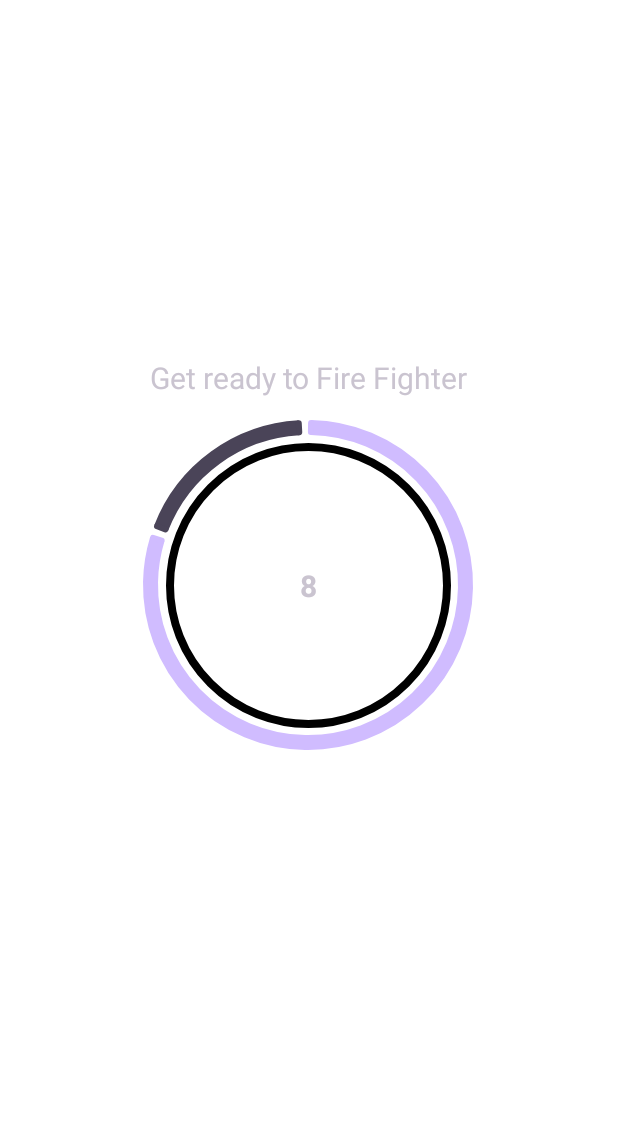
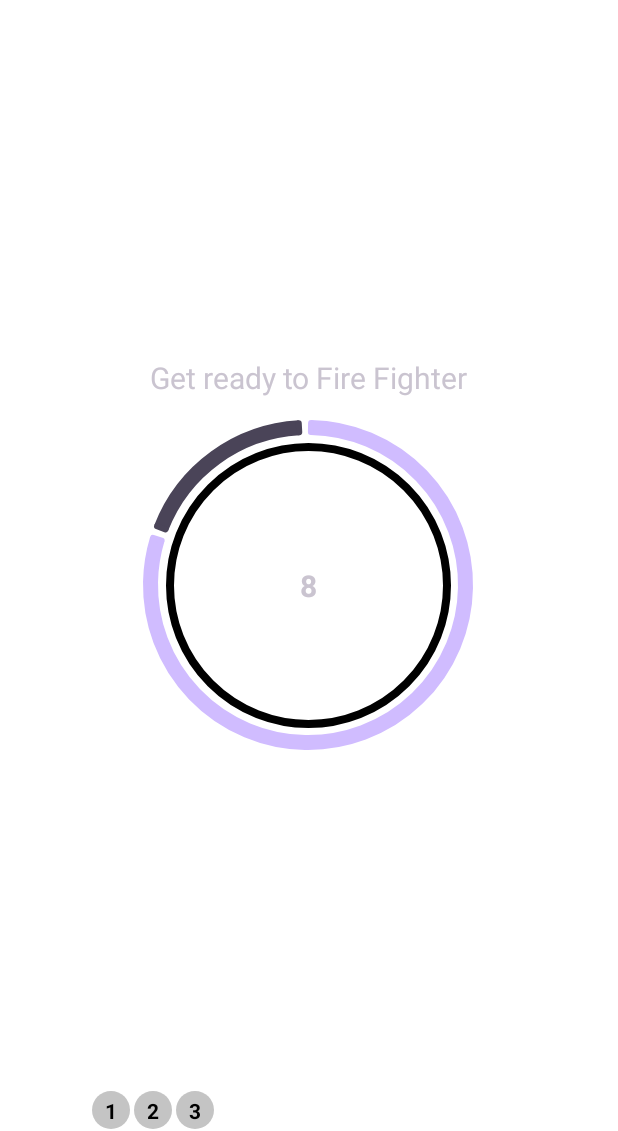
Before and after one commit to dolgovv/7MinuteWorkout, an Android app: the ExerciseActivity screen opened directly, with no data from a screen before it, on a phone screen of 412 x 824 dp, the part 105-1236 px from its top. Run offline under Robolectric (Android 15) with nearby library versions, the phone set to English and light mode, and no system bars.

Commit message:
Recycle View
Added:
- Entire recycle view for exercise count view down there

Fixed:
- Main screen png (background deleted and now it finally looking nice)

```diff
--- a/app/src/main/java/com/example/a7minuteworkout/ExerciseActivity.kt
+++ b/app/src/main/java/com/example/a7minuteworkout/ExerciseActivity.kt
@@ -8,8 +8,11 @@
 import android.speech.tts.TextToSpeech
 import android.util.Log
 import android.view.View
+import android.widget.LinearLayout
 import android.widget.Toast
 import androidx.appcompat.app.ActionBar
+import androidx.recyclerview.widget.LinearLayoutManager
+import androidx.recyclerview.widget.RecyclerView
 import kotlinx.android.synthetic.main.activity_exercise.*
 import kotlinx.android.synthetic.main.activity_main.*
 import java.lang.Exception
@@ -29,6 +32,8 @@
     private var tts: TextToSpeech? = null
 
     private var soundPlayer: MediaPlayer? = null
+
+    private var exerciseAdapter: ExerciseStatusAdapter? = null
 
     override fun onCreate(savedInstanceState: Bundle?) {
         super.onCreate(savedInstanceState)
@@ -65,6 +70,8 @@
         //implementing an exercise list and setting up a rest view
         exerciseList = Constants.defaultExerciseList()
         setUpRestView()
+
+        setUpExerciseStatusRecycleView()
     }
 
     //destroying all the var`s needed to rest and running views working
@@ -189,6 +196,12 @@
         tts!!.speak(text, TextToSpeech.QUEUE_FLUSH, null, "")
     }
 
+    private fun setUpExerciseStatusRecycleView(){
+        rvExerciseStatus.layoutManager = LinearLayoutManager(this,
+            LinearLayoutManager.HORIZONTAL, false)
+        exerciseAdapter = ExerciseStatusAdapter(exerciseList!!, this)
+        rvExerciseStatus.adapter = exerciseAdapter
+    }
 }
 
 //установка отдыха с таймером - таймер кончился (+1 тек.упр -
--- /dev/null
+++ b/app/src/main/java/com/example/a7minuteworkout/ExerciseStatusAdapter.kt
@@ -0,0 +1,31 @@
+package com.example.a7minuteworkout
+
+import android.content.Context
+import android.view.LayoutInflater
+import android.view.View
+import android.view.ViewGroup
+import androidx.recyclerview.widget.RecyclerView
+import kotlinx.android.synthetic.main.item_exercise_status.view.*
+
+class ExerciseStatusAdapter(val items: ArrayList<ExerciseModel>, val context: Context):
+    RecyclerView.Adapter<ExerciseStatusAdapter.ViewHolder>() {
+
+
+    class ViewHolder(view: View): RecyclerView.ViewHolder(view){
+        val tvItem = view.tvItem
+    }
+
+    override fun onBindViewHolder(holder: ViewHolder, position: Int) {
+        val model: ExerciseModel = items[position]
+        holder.tvItem.text = model.getId().toString()
+    }
+
+    override fun onCreateViewHolder(parent: ViewGroup, viewType: Int): ViewHolder {
+        return ViewHolder(LayoutInflater.from(context)
+            .inflate(R.layout.item_exercise_status, parent, false))
+    }
+
+    override fun getItemCount(): Int {
+        return items.size
+    }
+}
--- /dev/null
+++ b/app/src/main/res/drawable/item_round_grey_background.xml
@@ -0,0 +1,6 @@
+<?xml version="1.0" encoding="utf-8"?>
+<shape xmlns:android="http://schemas.android.com/apk/res/android"
+    android:shape="oval">
+    <solid android:color="#c4c4c4"/>
+
+</shape>
--- a/app/src/main/res/layout/activity_exercise.xml
+++ b/app/src/main/res/layout/activity_exercise.xml
@@ -1,5 +1,5 @@
 <?xml version="1.0" encoding="utf-8"?>
-<androidx.constraintlayout.widget.ConstraintLayout xmlns:android="http://schemas.android.com/apk/res/android"
+<RelativeLayout xmlns:android="http://schemas.android.com/apk/res/android"
     xmlns:tools="http://schemas.android.com/tools"
     android:layout_width="match_parent"
     android:layout_height="match_parent"
@@ -107,7 +107,7 @@
                 />
         </androidx.appcompat.widget.Toolbar>
 
-        <LinearLayout
+            <LinearLayout
             android:layout_width="match_parent"
             android:layout_height="match_parent"
             app:layout_constraintTop_toBottomOf="@+id/upper_case_exercise"
@@ -167,6 +167,20 @@
                         android:textStyle="bold"/>
                 </FrameLayout>
             </LinearLayout>
+
         </LinearLayout>
+
     </LinearLayout>
-</androidx.constraintlayout.widget.ConstraintLayout>
+
+    <androidx.recyclerview.widget.RecyclerView
+        android:id="@+id/rvExerciseStatus"
+        android:layout_width="wrap_content"
+        android:layout_height="wrap_content"
+        android:layout_alignParentBottom="true"
+        android:layout_marginLeft="60dp"
+        android:layout_marginRight="60dp"
+        tools:orientation="horizontal"
+        android:foregroundGravity="center"
+        tools:layoutManager="androidx.recyclerview.widget.LinearLayoutManager"
+        />
+</RelativeLayout>
--- /dev/null
+++ b/app/src/main/res/layout/item_exercise_status.xml
@@ -0,0 +1,17 @@
+<?xml version="1.0" encoding="utf-8"?>
+<TextView xmlns:android="http://schemas.android.com/apk/res/android"
+    android:id="@+id/tvItem"
+    android:layout_width="25dp"
+    android:layout_height="25dp"
+    android:layout_margin="1dp"
+    android:gravity="center"
+    android:textColor="@color/black"
+    android:textSize="14sp"
+    android:textStyle="bold"
+    android:padding="3dp"
+    android:background="@drawable/item_round_grey_background"
+    android:text="1"
+
+    >
+
+</TextView>
```
Also changed, not shown: app/src/main/res/drawable/mainscreen.png.
